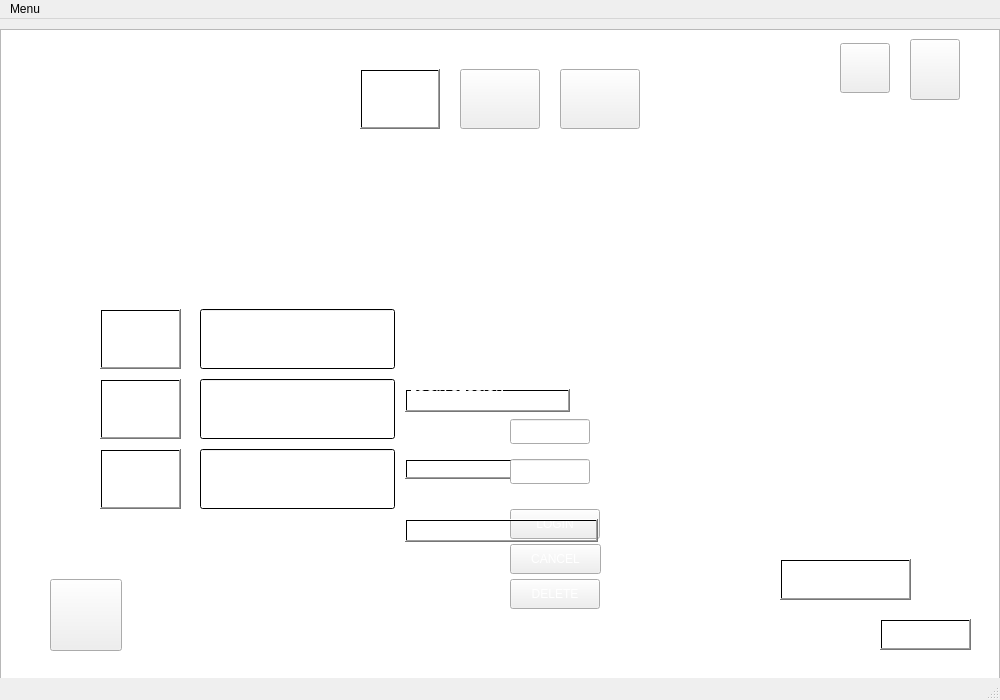
Before: the Qt Designer form mainwindow.ui in tuli273/JuegoFinal, drawn with Qt 5.
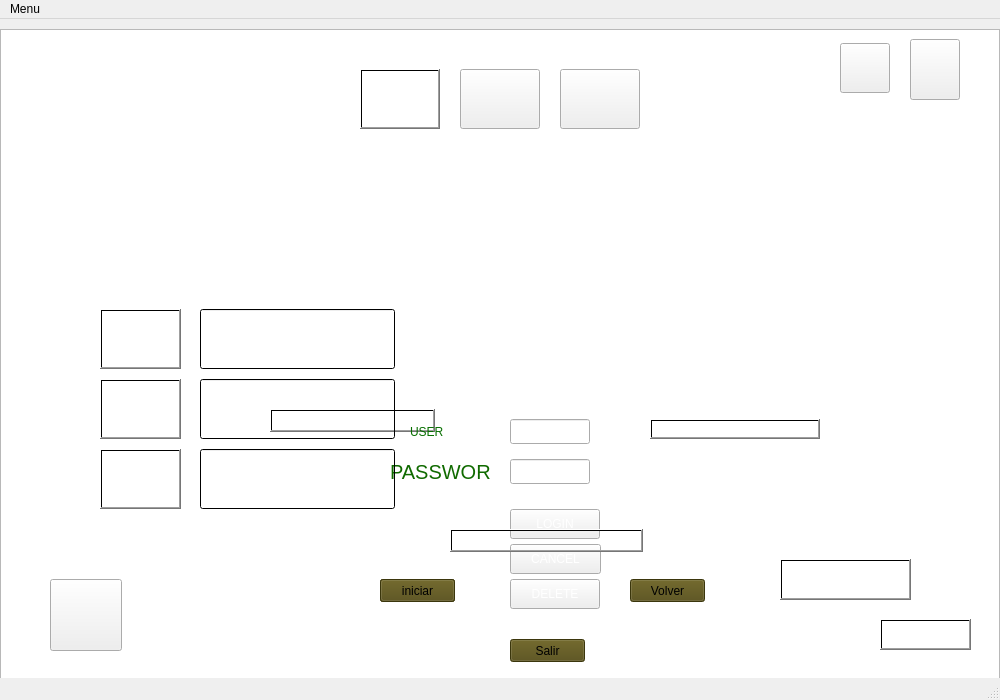
After: the same form once the commit is applied. Icons and pictures are not drawn.

Commit message: Se actualiza el .ui para mostrar el guardado de las partidas

Patch:
```diff
--- a/mainwindow.ui
+++ b/mainwindow.ui
@@ -33,8 +33,8 @@
    <widget class="QPushButton" name="boton_nuevapartida">
     <property name="geometry">
      <rect>
-      <x>405</x>
-      <y>370</y>
+      <x>270</x>
+      <y>390</y>
       <width>165</width>
       <height>23</height>
      </rect>
@@ -54,8 +54,8 @@
    <widget class="QPushButton" name="boton_cargarpartida">
     <property name="geometry">
      <rect>
-      <x>405</x>
-      <y>440</y>
+      <x>650</x>
+      <y>400</y>
       <width>170</width>
       <height>20</height>
      </rect>
@@ -344,9 +344,9 @@
      </rect>
     </property>
     <property name="styleSheet">
-     <string notr="true">font: 75 12pt &quot;Trajan Pro 3&quot;;
+     <string notr="true">font: 75 15pt &quot;MS Sans Serif&quot;;
 border-image: url(:/recursos/Imagenes/VACIO.png);
-color: rgb(255, 255, 255);</string>
+color: rgb(7, 111, 0);</string>
     </property>
     <property name="text">
      <string>USER</string>
@@ -355,22 +355,31 @@
    <widget class="QLabel" name="label_clave">
     <property name="geometry">
      <rect>
-      <x>410</x>
+      <x>390</x>
       <y>440</y>
       <width>101</width>
       <height>25</height>
      </rect>
     </property>
+    <property name="font">
+     <font>
+      <family>MS Sans Serif</family>
+      <pointsize>15</pointsize>
+      <weight>9</weight>
+      <italic>false</italic>
+      <bold>false</bold>
+     </font>
+    </property>
     <property name="styleSheet">
-     <string notr="true">font: 75 12pt &quot;Trajan Pro 3&quot;;
+     <string notr="true">font: 75 15pt &quot;MS Sans Serif&quot;;
 border-image: url(:/recursos/Imagenes/VACIO.png);
-color: rgb(255, 255, 255);</string>
+color: rgb(16, 106, 0);</string>
     </property>
     <property name="text">
      <string>PASSWORD</string>
     </property>
    </widget>
-   <widget class="QLineEdit" name="lineEdit_usuario">
+   <widget class="QLineEdit" name="usuario">
     <property name="geometry">
      <rect>
       <x>510</x>
@@ -380,7 +389,7 @@
      </rect>
     </property>
    </widget>
-   <widget class="QLineEdit" name="lineEdit_clave">
+   <widget class="QLineEdit" name="clave">
     <property name="geometry">
      <rect>
       <x>510</x>
@@ -467,8 +476,8 @@
    <widget class="QPushButton" name="boton_multijugador">
     <property name="geometry">
      <rect>
-      <x>405</x>
-      <y>500</y>
+      <x>450</x>
+      <y>510</y>
       <width>193</width>
       <height>23</height>
      </rect>
@@ -516,6 +525,70 @@
      <string/>
     </property>
    </widget>
+   <widget class="QPushButton" name="Registrar">
+    <property name="geometry">
+     <rect>
+      <x>380</x>
+      <y>560</y>
+      <width>75</width>
+      <height>23</height>
+     </rect>
+    </property>
+    <property name="styleSheet">
+     <string notr="true">background-color: rgb(83, 75, 17);</string>
+    </property>
+    <property name="text">
+     <string>Registrarse</string>
+    </property>
+   </widget>
+   <widget class="QPushButton" name="Salir">
+    <property name="geometry">
+     <rect>
+      <x>510</x>
+      <y>620</y>
+      <width>75</width>
+      <height>23</height>
+     </rect>
+    </property>
+    <property name="styleSheet">
+     <string notr="true">background-color: rgb(83, 75, 17);</string>
+    </property>
+    <property name="text">
+     <string>Salir</string>
+    </property>
+   </widget>
+   <widget class="QPushButton" name="Volver">
+    <property name="geometry">
+     <rect>
+      <x>630</x>
+      <y>560</y>
+      <width>75</width>
+      <height>23</height>
+     </rect>
+    </property>
+    <property name="styleSheet">
+     <string notr="true">background-color: rgb(83, 75, 17);</string>
+    </property>
+    <property name="text">
+     <string>Volver</string>
+    </property>
+   </widget>
+   <widget class="QPushButton" name="Iniciar">
+    <property name="geometry">
+     <rect>
+      <x>380</x>
+      <y>560</y>
+      <width>75</width>
+      <height>23</height>
+     </rect>
+    </property>
+    <property name="styleSheet">
+     <string notr="true">background-color: rgb(83, 75, 17);</string>
+    </property>
+    <property name="text">
+     <string>iniciar</string>
+    </property>
+   </widget>
    <zorder>graphicsView</zorder>
    <zorder>boton_nuevapartida</zorder>
    <zorder>boton_cargarpartida</zorder>
@@ -535,8 +608,8 @@
    <zorder>label_inicio_de_sesion</zorder>
    <zorder>label_usuario</zorder>
    <zorder>label_clave</zorder>
-   <zorder>lineEdit_usuario</zorder>
-   <zorder>lineEdit_clave</zorder>
+   <zorder>usuario</zorder>
+   <zorder>clave</zorder>
    <zorder>boton_ingresar</zorder>
    <zorder>boton_cancelar</zorder>
    <zorder>boton_eliminar</zorder>
@@ -546,6 +619,10 @@
    <zorder>lineEdit3</zorder>
    <zorder>boton_partida3</zorder>
    <zorder>boton_informacion</zorder>
+   <zorder>Registrar</zorder>
+   <zorder>Salir</zorder>
+   <zorder>Volver</zorder>
+   <zorder>Iniciar</zorder>
   </widget>
   <widget class="QMenuBar" name="menubar">
    <property name="geometry">
@@ -561,31 +638,27 @@
      <string>Menu</string>
     </property>
     <addaction name="actionGuardar_partida"/>
-    <addaction name="actionCargar_partida"/>
-    <addaction name="actionVolver_al_inicio"/>
-    <addaction name="actionsallir"/>
+    <addaction name="actioneliminar"/>
    </widget>
    <addaction name="menuMenu"/>
   </widget>
   <widget class="QStatusBar" name="statusbar"/>
   <action name="actionGuardar_partida">
+   <property name="icon">
+    <iconset resource="recursos.qrc">
+     <normaloff>:/recursos/Imagenes/guardar.png</normaloff>:/recursos/Imagenes/guardar.png</iconset>
+   </property>
    <property name="text">
     <string>Guardar partida</string>
    </property>
   </action>
-  <action name="actionCargar_partida">
-   <property name="text">
-    <string>Cargar partida</string>
+  <action name="actioneliminar">
+   <property name="icon">
+    <iconset resource="recursos.qrc">
+     <normaloff>:/recursos/Imagenes/1.png</normaloff>:/recursos/Imagenes/1.png</iconset>
    </property>
-  </action>
-  <action name="actionVolver_al_inicio">
    <property name="text">
-    <string>Volver al inicio</string>
-   </property>
-  </action>
-  <action name="actionsallir">
-   <property name="text">
-    <string>sallir</string>
+    <string>Eliminar</string>
    </property>
   </action>
  </widget>
```
Left out of the diff: 4 changed lines with no effect on the pictures.
